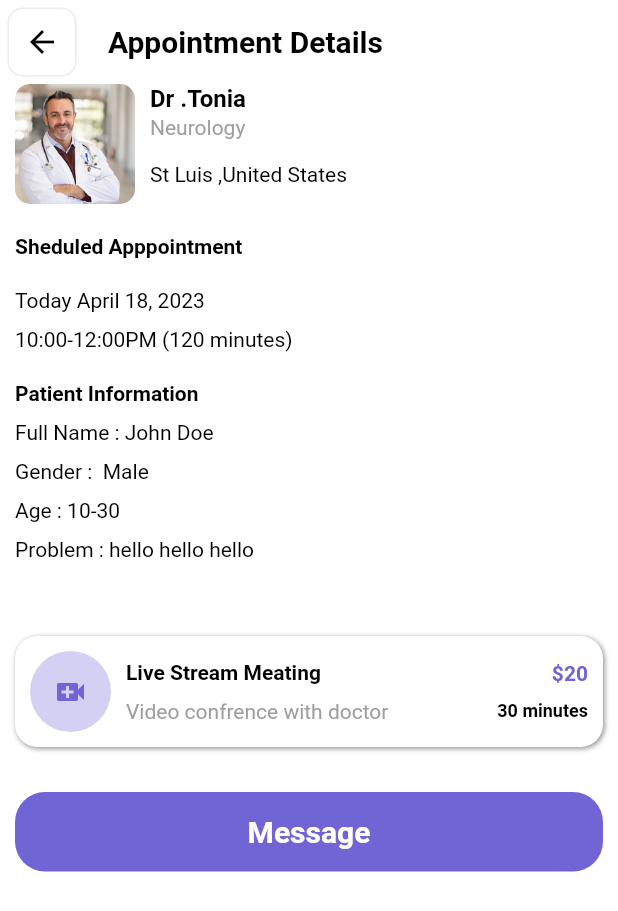
After one commit to Peterkimliz/digimhealth, a Flutter app: the AppointmentDetails screen opened directly, on a phone screen of 412 x 824 dp. The commit adds this screen. Shown: the top 911 px of the screen. Run offline on Flutter 3.47's test engine with Material 2 defaults, Android fonts, the phone set to English and light mode, and no system bars; our stand-ins replace calendar_date_picker2, flutter_datetime_picker, flutter_rating_bar, get, image_picker, readmore.

Commit message:
finished the appointment details page

```diff
--- /dev/null
+++ b/lib/screens/appointments/appointment_details.dart
@@ -0,0 +1,114 @@
+import 'package:digimhealth/screens/chats/inbox_page.dart';
+import 'package:digimhealth/screens/doctor/components/doctor_card.dart';
+import 'package:digimhealth/widgets/back_button.dart';
+import 'package:digimhealth/widgets/major_title.dart';
+import 'package:flutter/material.dart';
+import 'package:get/get.dart';
+import 'package:intl/intl.dart';
+
+import '../../utils/styles.dart';
+import '../../widgets/custom_button.dart';
+import '../../widgets/minor_title.dart';
+
+class AppointmentDetails extends StatelessWidget {
+  AppointmentDetails({Key? key}) : super(key: key);
+
+  @override
+  Widget build(BuildContext context) {
+    return Scaffold(
+      appBar: AppBar(
+        leading:
+            commonWidget(icon: Icons.arrow_back, onPressed: () => Get.back()),
+        title: MajorTitle(title: "Appointment Details", color: Colors.black),
+      ),
+      body: SingleChildScrollView(
+        child: Padding(
+          padding: const EdgeInsets.symmetric(horizontal: 10.0),
+          child: Column(
+            crossAxisAlignment: CrossAxisAlignment.start,
+            children: [
+              doctorCard(isVisible: false),
+              SizedBox(height: 20),
+              MajorTitle(title: "Sheduled Apppointment", color: Colors.black),
+              SizedBox(height: 20),
+              MinorTitle(title: "Today ${DateFormat("MMMM dd, yyyy").format(DateTime.now())}", color: Colors.black),
+              SizedBox(height: 10),
+              MinorTitle(title: "10:00-12:00PM (120 minutes) ", color: Colors.black),
+              SizedBox(height: 20),
+              MajorTitle(title: "Patient Information", color: Colors.black),
+              SizedBox(height: 10),
+              MinorTitle(title: "Full Name : John Doe", color: Colors.black),
+              SizedBox(height: 10),
+              MinorTitle(title: "Gender :  Male", color: Colors.black),
+              SizedBox(height: 10),
+              MinorTitle(title: "Age : 10-30", color: Colors.black),
+              SizedBox(height: 10),
+              MinorTitle(title: "Problem : hello hello hello", color: Colors.black),
+              SizedBox(height: 50),
+              Container(
+                padding: EdgeInsets.all(10),
+                width: double.infinity,
+                decoration: BoxDecoration(
+                    color: Colors.white,
+                    borderRadius: BorderRadius.circular(15),
+                    boxShadow: [
+                      BoxShadow(
+                          offset: Offset(1, 1),
+                          blurRadius: 2,
+                          color: Colors.grey)
+                    ]),
+                child: Row(
+                  children: [
+                    Container(
+                      padding: EdgeInsets.all(15),
+                      decoration: BoxDecoration(
+                          color: Styles.mainColor.withOpacity(0.3),
+                          shape: BoxShape.circle),
+                      child: Icon(
+                        Icons.video_call,
+                        color: Styles.mainColor,
+                      ),
+                    ),
+                    SizedBox(
+                      width: 10,
+                    ),
+                    Expanded(
+                      child: Column(
+                        crossAxisAlignment: CrossAxisAlignment.start,
+                        children: [
+                          MajorTitle(
+                              title: "Live Stream Meating",
+                              color: Colors.black),
+                          SizedBox(height: 10),
+                          MinorTitle(
+                              title: "Video confrence with doctor",
+                              color: Colors.grey),
+                        ],
+                      ),
+                    ),
+                    Column(
+                      crossAxisAlignment: CrossAxisAlignment.end,
+                      children: [
+                        MajorTitle(title: "\$20", color: Styles.mainColor),
+                        SizedBox(height: 10),
+                        MajorTitle(
+                          title: "30 minutes",
+                          color: Colors.black,
+                          size: 12,
+                        ),
+                      ],
+                    )
+                  ],
+                ),
+              ),
+              SizedBox(height: 30),
+              customButton(callback: () {
+                Get.to(()=>InboxPage());
+              }, title: "Message"),
+            ],
+          ),
+        ),
+      ),
+    );
+  }
+}
--- a/lib/screens/doctor/doctor_profile.dart
+++ b/lib/screens/doctor/doctor_profile.dart
@@ -20,6 +20,13 @@ class DoctorProfile extends StatelessWidget {
     return Scaffold(
       backgroundColor: Colors.white,
       appBar: AppBar(
+        actions: [
+          PopupMenuButton(
+            icon: Icon(Icons.more_vert,color: Colors.black,),
+              itemBuilder: (context) {
+            return [PopupMenuItem(child: Container())];
+          })
+        ],
         elevation: 0.2,
         title: MajorTitle(title: "Doctor", color: Colors.black),
         backgroundColor: Colors.white,
@@ -50,9 +57,7 @@ class DoctorProfile extends StatelessWidget {
                         icon: Icons.people,
                         subtitle: "Patients"),
                     profileItems(
-                        title: "10+",
-                        icon: Icons.work,
-                        subtitle: "Years.."),
+                        title: "10+", icon: Icons.work, subtitle: "Years.."),
                     profileItems(
                         title: "4.8", icon: Icons.star, subtitle: "Rating"),
                     profileItems(
--- a/lib/screens/doctor/favourite_page.dart
+++ b/lib/screens/doctor/favourite_page.dart
@@ -1,4 +1,5 @@
 import 'package:digimhealth/screens/doctor/components/doctor_card.dart';
+import 'package:digimhealth/screens/doctor/doctor_profile.dart';
 import 'package:digimhealth/utils/styles.dart';
 import 'package:flutter/material.dart';
 import 'package:get/get.dart';
@@ -28,19 +29,26 @@ class FavouritePage extends StatelessWidget {
           itemCount: 20,
           shrinkWrap: true,
           itemBuilder: (context, index) {
-            return Container(
+            return InkWell(
+              onTap: () {
+                Get.to(() => DoctorProfile());
+              },
+              child: Container(
                 margin: EdgeInsets.symmetric(horizontal: 10, vertical: 5),
                 decoration: BoxDecoration(
                     color: Colors.white,
                     borderRadius: BorderRadius.circular(10),
                     boxShadow: [
                       BoxShadow(
-                        blurRadius: 1, offset: Offset(1, 1), color: Colors.grey)
+                          blurRadius: 1,
+                          offset: Offset(1, 1),
+                          color: Colors.grey)
                     ]),
                 child: Stack(
                   children: [
                     Padding(
-                    padding: EdgeInsets.symmetric(horizontal: 10, vertical: 5),
+                      padding:
+                          EdgeInsets.symmetric(horizontal: 10, vertical: 5),
                       child: doctorCard(),
                     ),
                     Positioned(
@@ -64,6 +72,7 @@ class FavouritePage extends StatelessWidget {
                     )
                   ],
                 ),
+              ),
             );
           }),
     );
--- a/lib/screens/home/appointments_page.dart
+++ b/lib/screens/home/appointments_page.dart
@@ -1,4 +1,5 @@
 import 'package:digimhealth/controllers/appointment_controler.dart';
+import 'package:digimhealth/screens/appointments/appointment_details.dart';
 import 'package:digimhealth/screens/appointments/reshedule_cancel_appointment.dart';
 import 'package:digimhealth/screens/doctor/doctor_review.dart';
 import 'package:digimhealth/screens/doctor/doctors.dart';
@@ -83,7 +84,11 @@ class Apointments extends StatelessWidget {
         itemCount: 10,
         shrinkWrap: true,
         itemBuilder: (context, index) {
-          return Container(
+          return InkWell(
+            onTap: (){
+              Get.to(()=>AppointmentDetails());
+            },
+            child: Container(
               width: MediaQuery.of(context).size.width * 0.7,
               padding: EdgeInsets.all(10),
               margin: EdgeInsets.symmetric(horizontal: 10, vertical: 5),
@@ -216,6 +221,7 @@ class Apointments extends StatelessWidget {
                   )
                 ],
               ),
+            ),
           );
         });
   }
--- a/lib/utils/functions.dart
+++ b/lib/utils/functions.dart
@@ -3,6 +3,8 @@ import 'package:digimhealth/utils/styles.dart';
 import 'package:digimhealth/widgets/custom_button.dart';
 import 'package:flutter/material.dart';
 import 'package:get/get.dart';
+
+import '../screens/appointments/appointment_details.dart';
 
 successCancelDialog(context) {
   return showDialog(
@@ -166,7 +168,12 @@ successSheduleDialog(context, title) {
                     ),
                   ),
                   Spacer(),
-                  customButton(callback: () {}, title: "View Appointment"),
+                  customButton(
+                      callback: () {
+                        Get.back();
+                        Get.to(() => AppointmentDetails());
+                      },
+                      title: "View Appointment"),
                   SizedBox(height: 10),
                   customButton(
                       color: Styles.mainColor.withOpacity(0.2),
@@ -187,8 +194,7 @@ successSheduleDialog(context, title) {
 
 List<String> createTimeSlot(
     Duration startTime, Duration endTime, BuildContext context,
-    {Duration step = const Duration(minutes: 60)}
-    ) {
+    {Duration step = const Duration(minutes: 60)}) {
   var timeSlot = <String>[];
   var hourStartTime = startTime.inHours;
   var minuteStartTime = startTime.inMinutes.remainder(60);
--- a/lib/widgets/back_button.dart
+++ b/lib/widgets/back_button.dart
@@ -16,12 +16,13 @@ Widget commonWidget({required IconData icon,required onPressed,Color ?color}){
           borderRadius: BorderRadius.circular(10),
           border:
           Border.all(width: 1, color: Colors.grey.withOpacity(0.2)),
-          boxShadow: [
-            BoxShadow(
-                blurRadius: 1,
-                offset: Offset(1, 1),
-                color: Colors.grey)
-          ]),
+          // boxShadow: [
+          //   BoxShadow(
+          //       blurRadius: 1,
+          //       offset: Offset(1, 1),
+          //       color: Colors.grey)
+          // ],
+      ),
       child: Center(
         child: Icon(
           icon,
```
Lines whose indentation alone changed are shown as unchanged.
